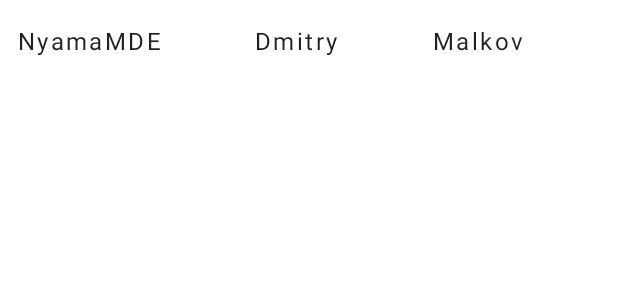
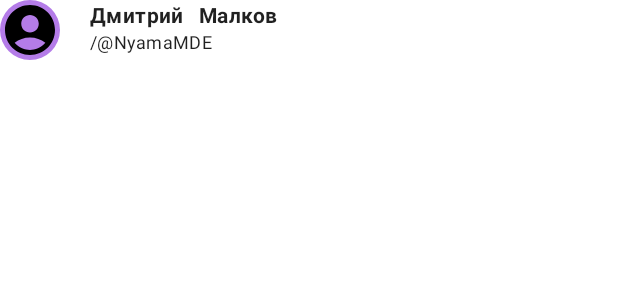
Before and after one commit to digthanx/android_mobile, an Android app: the layout item_user.xml on its own in the app's theme, with its tools: preview values and no code run, on a phone screen of 412 x 824 dp. Shown: the top 300 px of the screen. Run offline under Robolectric (Android 15) with nearby library versions, the phone set to English and light mode, and no system bars.

Commit message:
Начал редизайн отправки траназкции

```diff
--- a/app/src/main/java/com/teamforce/thanksapp/presentation/adapter/UsersAdapter.kt
+++ b/app/src/main/java/com/teamforce/thanksapp/presentation/adapter/UsersAdapter.kt
@@ -41,9 +41,9 @@ class UsersAdapter(
 
         init {
             view = v
-            tgName = v.findViewById(R.id.tg_name_value_tv)
-            surname = v.findViewById(R.id.surname_value_tv)
-            name = v.findViewById(R.id.name_value_tv)
+            tgName = v.findViewById(R.id.user_tg_name)
+            surname = v.findViewById(R.id.user_surname_label_tv)
+            name = v.findViewById(R.id.user_name_label_tv)
         }
     }
 }
--- a/app/src/main/res/layout/item_user.xml
+++ b/app/src/main/res/layout/item_user.xml
@@ -1,43 +1,53 @@
 <?xml version="1.0" encoding="utf-8"?>
-<LinearLayout
+<androidx.constraintlayout.widget.ConstraintLayout
         xmlns:android="http://schemas.android.com/apk/res/android"
         xmlns:app="http://schemas.android.com/apk/res-auto"
         android:id="@+id/user_item"
-    android:paddingTop="16dp"
-    android:paddingStart="12dp"
+        android:visibility="visible"
+        android:layout_marginBottom="15dp"
         android:layout_width="match_parent"
-    android:layout_height="wrap_content"
-    android:orientation="horizontal">
+        android:layout_height="wrap_content">
+
+       <com.google.android.material.imageview.ShapeableImageView
+            android:id="@+id/user_avatar"
+            android:layout_width="40dp"
+            android:layout_height="40dp"
+            android:src="@drawable/ic_account"
+            android:background="@color/colorPrimary"
+            app:shapeAppearanceOverlay="@style/ShapeAppearanceOverlay.App.CornerSize50Percent"
+            app:layout_constraintStart_toStartOf="parent"
+            app:layout_constraintTop_toTopOf="parent" />
 
         <TextView
-        android:id="@+id/tg_name_value_tv"
+            android:id="@+id/user_name_label_tv"
             android:layout_width="wrap_content"
             android:layout_height="wrap_content"
-        android:textSize="16sp"
-        android:text="NyamaMDE"
-        android:letterSpacing="0.1"
-        android:textColor="@color/color1"
-        android:layout_weight="2"/>
+            android:layout_marginStart="20dp"
+            android:text="Дмитрий"
+            android:textStyle="bold"
+            android:textAppearance="@style/Body2"
+            app:layout_constraintStart_toEndOf="@+id/user_avatar"
+            app:layout_constraintTop_toTopOf="parent" />
 
         <TextView
-        android:id="@+id/surname_value_tv"
+            android:id="@+id/user_surname_label_tv"
             android:layout_width="wrap_content"
             android:layout_height="wrap_content"
-        android:textSize="16sp"
-        android:text="Dmitry"
-        android:letterSpacing="0.1"
-        android:textColor="@color/color1"
-        android:layout_weight="2"
-        />
+            android:layout_marginStart="10dp"
+            android:text="Малков"
+            android:textStyle="bold"
+            android:textAppearance="@style/Body2"
+            app:layout_constraintStart_toEndOf="@+id/user_name_label_tv"
+            app:layout_constraintTop_toTopOf="parent" />
 
         <TextView
-        android:id="@+id/name_value_tv"
+            android:id="@+id/user_tg_name"
             android:layout_width="wrap_content"
             android:layout_height="wrap_content"
-        android:textSize="16sp"
-        android:text="Malkov"
-        android:letterSpacing="0.1"
-        android:textColor="@color/color1"
-        android:layout_weight="2"/>
-
-</LinearLayout>
+            android:layout_marginStart="20dp"
+            android:text="/@NyamaMDE"
+            android:textAppearance="@style/Body2"
+            android:textSize="12sp"
+            app:layout_constraintStart_toEndOf="@id/user_avatar"
+            app:layout_constraintTop_toBottomOf="@+id/user_name_label_tv" />
+    </androidx.constraintlayout.widget.ConstraintLayout>
--- a/app/src/main/res/values/colors.xml
+++ b/app/src/main/res/values/colors.xml
@@ -10,10 +10,11 @@
     <color name="white">#FFFFFFFF</color>
 
     <color name="colorPrimary">#B47CE8</color>
+    <color name="almostColorPrimary">#B9A0D0</color>
     <color name="lightBlack">#CC000000</color>
     <color name="lightPrimary">#F2E7FE</color>
     <color name="superLightPrimary">#B9A0D0</color>
-    <color name="lightGray">#A2A2A2</color>
+    <color name="lightGray">#99A2A2A2</color>
 
 
     <color name="color1">#DE000000</color><!--87$-->
```
Also changed, not shown: app/src/main/res/layout/fragment_transaction.xml (+14 -5 lines). Lines whose indentation alone changed are shown as unchanged.
